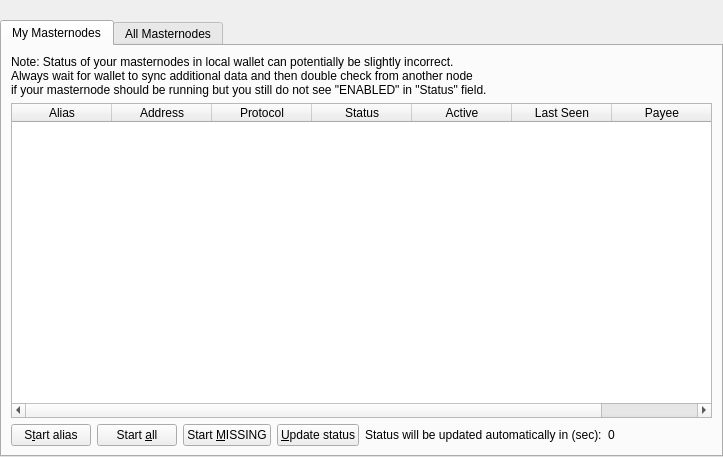
Old version of the form src/qt/forms/masternodelist.ui in the repository twachikku/brofist.
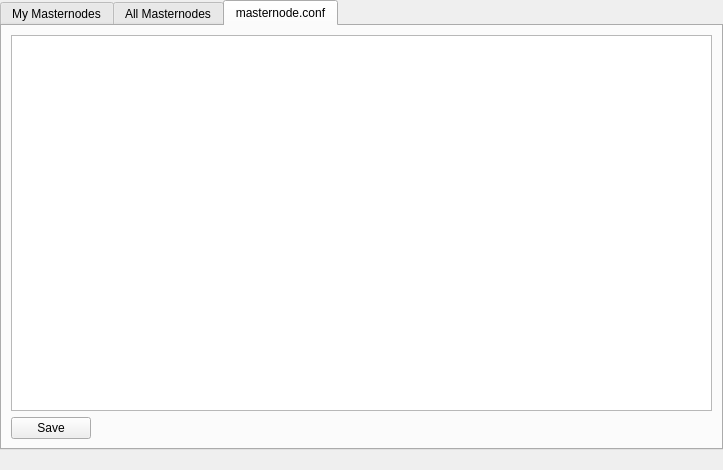
New version of the form. The open tabs and pages were chosen to show the change.

```diff
--- a/src/qt/forms/masternodelist.ui
+++ b/src/qt/forms/masternodelist.ui
@@ -7,7 +7,7 @@
     <x>0</x>
     <y>0</y>
     <width>723</width>
-    <height>457</height>
+    <height>470</height>
    </rect>
   </property>
   <property name="windowTitle">
@@ -27,25 +27,21 @@
     <number>0</number>
    </property>
    <item>
-    <layout class="QVBoxLayout" name="verticalLayout">
+    <layout class="QVBoxLayout" name="verticalLayout" stretch="0,0">
      <property name="bottomMargin">
       <number>0</number>
      </property>
-     <item>
-      <spacer name="horizontalSpacer0">
-       <property name="orientation">
-        <enum>Qt::Horizontal</enum>
-       </property>
-       <property name="sizeHint" stdset="0">
-        <size>
-         <width>40</width>
-         <height>20</height>
-        </size>
-       </property>
-      </spacer>
-     </item>
      <item>
       <widget class="QTabWidget" name="tabWidget">
+       <property name="sizePolicy">
+        <sizepolicy hsizetype="Expanding" vsizetype="Expanding">
+         <horstretch>0</horstretch>
+         <verstretch>0</verstretch>
+        </sizepolicy>
+       </property>
+       <property name="styleSheet">
+        <string notr="true"/>
+       </property>
        <property name="currentIndex">
         <number>0</number>
        </property>
@@ -312,8 +308,48 @@
          </item>
         </layout>
        </widget>
+       <widget class="QWidget" name="tabMasternodeConfig">
+        <attribute name="title">
+         <string>masternode.conf</string>
+        </attribute>
+        <layout class="QGridLayout" name="gridLayout_3">
+         <item row="0" column="0">
+          <widget class="QPlainTextEdit" name="masternodeConfEdit">
+           <property name="lineWrapMode">
+            <enum>QPlainTextEdit::NoWrap</enum>
+           </property>
+          </widget>
+         </item>
+         <item row="1" column="0">
+          <widget class="QPushButton" name="buttonSaveConfig">
+           <property name="sizePolicy">
+            <sizepolicy hsizetype="Fixed" vsizetype="Fixed">
+             <horstretch>0</horstretch>
+             <verstretch>0</verstretch>
+            </sizepolicy>
+           </property>
+           <property name="text">
+            <string>Save</string>
+           </property>
+          </widget>
+         </item>
+        </layout>
+       </widget>
       </widget>
      </item>
+     <item>
+      <spacer name="horizontalSpacer0">
+       <property name="orientation">
+        <enum>Qt::Horizontal</enum>
+       </property>
+       <property name="sizeHint" stdset="0">
+        <size>
+         <width>40</width>
+         <height>20</height>
+        </size>
+       </property>
+      </spacer>
+     </item>
     </layout>
    </item>
   </layout>
```
Left out of the diff: 24 changed lines with no effect on the pictures.
